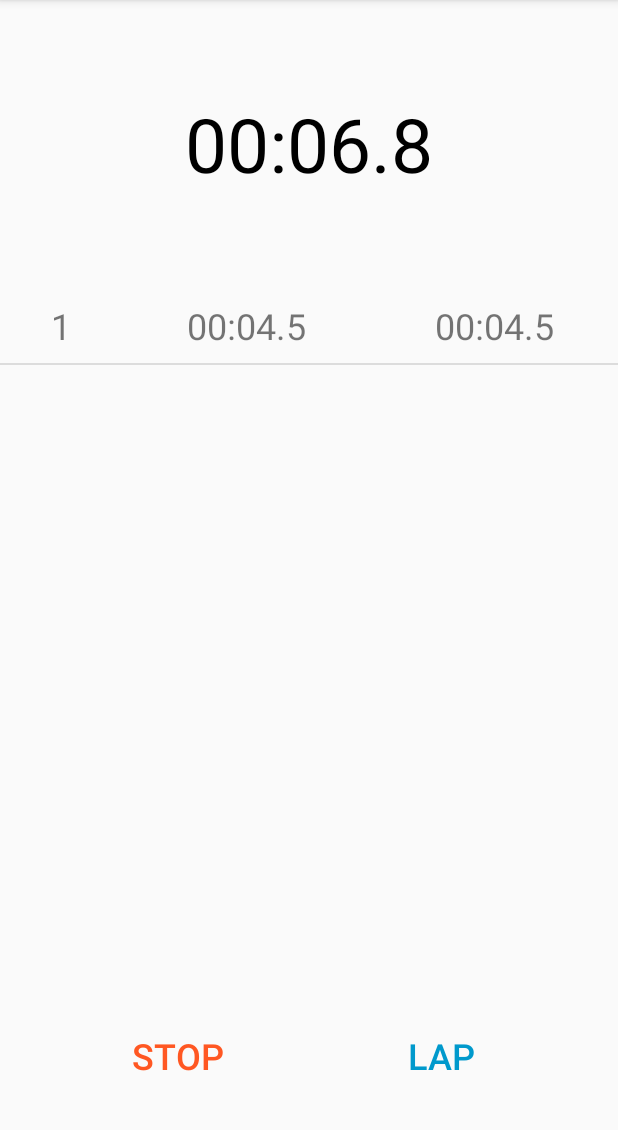
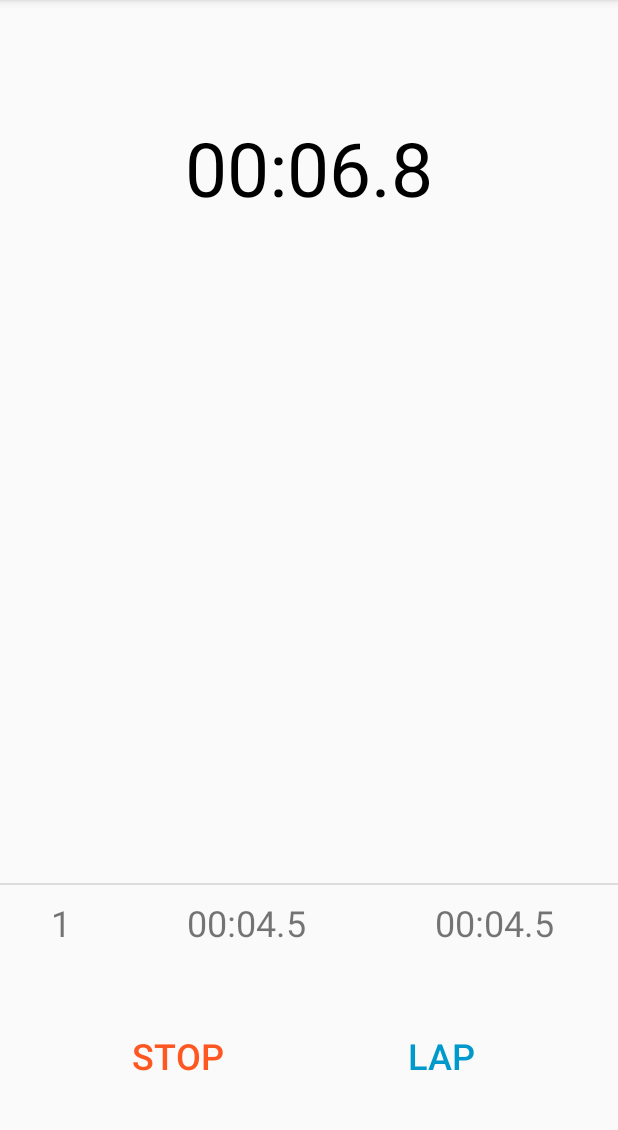
Before and after one commit to explorer-27/StopWatch, an Android app: the screen it shows after launch (MainActivity), after a tap on "LAP", on a phone screen of 412 x 824 dp, the part 84-1214 px from its top. Run offline under Robolectric (Android 15) with nearby library versions, the light colour scheme and no system bars.

Commit message:
Lap Time List Modified

```diff
--- a/app/src/main/java/com/example/ashu/stopwatch/Laps.java
+++ b/app/src/main/java/com/example/ashu/stopwatch/Laps.java
@@ -26,16 +26,4 @@ public class Laps {
     public String getLapTimeText() {
         return lapTimeText;
     }
-
-    public void setsNo(int sNo) {
-        this.sNo = sNo;
-    }
-
-    public void setTotalTime(String totalTime) {
-        this.totalTime = totalTime;
-    }
-
-    public void setLapTimeText(String lapTimeText) {
-        this.lapTimeText = lapTimeText;
-    }
 }
--- a/app/src/main/java/com/example/ashu/stopwatch/MainActivity.java
+++ b/app/src/main/java/com/example/ashu/stopwatch/MainActivity.java
@@ -5,6 +5,7 @@ import android.support.v7.app.AppCompatActivity;
 import android.os.Bundle;
 import android.view.View;
 import android.widget.Button;
+import android.widget.ImageView;
 import android.widget.ListView;
 import android.widget.TextView;
 import android.widget.Toast;
@@ -19,6 +20,7 @@ public class MainActivity extends AppCompatActivity {
 
     public static int previousMiliseconds,lapTime,sNo,miliseconds =0;boolean running;
     String totaltime ,lapTimeText="";
+    ImageView img;
 
     public static ListView listView;
     public LapsAdapter mLapsAdapter;
@@ -33,7 +35,7 @@ public class MainActivity extends AppCompatActivity {
         resetButton =findViewById(R.id.resetButton);
         resumeButton =findViewById(R.id.resumeButton);
         lapButton =findViewById(R.id.lapButton);
-
+        img=findViewById(R.id.imageView);
         listView =(ListView) findViewById(R.id.lapViews);
         mLapsData=new ArrayList<Laps>();
         mLapsAdapter=new LapsAdapter(this,mLapsData);
@@ -73,7 +75,7 @@ public class MainActivity extends AppCompatActivity {
         resetButton.setVisibility(View.INVISIBLE);
         resumeButton.setVisibility(View.INVISIBLE);
         startButton.setVisibility(View.VISIBLE);
-
+        img.setVisibility(View.VISIBLE);
         running=false;
         miliseconds =0;previousMiliseconds=0;sNo=0;
         mLapsData=new ArrayList<Laps>();
@@ -84,6 +86,7 @@ public class MainActivity extends AppCompatActivity {
 
 
     public void lapClicked(View view) {
+        img.setVisibility(View.GONE);
         if(previousMiliseconds==0){
             lapTime=miliseconds-previousMiliseconds-100;
             sNo=1;
--- a/app/src/main/res/layout/activity_main.xml
+++ b/app/src/main/res/layout/activity_main.xml
@@ -11,7 +11,7 @@
     <LinearLayout
         android:layout_width="match_parent"
         android:layout_height="0dp"
-        android:layout_weight="3"
+        android:layout_weight="3.5"
         android:gravity="center"
         android:orientation="vertical">
 
@@ -25,14 +25,30 @@
             android:textSize="50sp" />
     </LinearLayout>
 
-    <ListView
-        android:id="@+id/lapViews"
+
+    <LinearLayout
         android:layout_width="match_parent"
         android:layout_height="0dp"
-        android:layout_weight="7"
-        android:smoothScrollbar="false">
+        android:layout_weight="6.5">
 
-    </ListView>
+        <ListView
+            android:id="@+id/lapViews"
+            android:layout_width="match_parent"
+            android:layout_height="match_parent"
+            android:layout_weight="7"
+            android:smoothScrollbar="false"
+            android:stackFromBottom="true">
+
+        </ListView>
+
+        <ImageView
+            android:id="@+id/imageView"
+            android:layout_width="match_parent"
+            android:layout_height="match_parent"
+            android:background="@android:color/transparent"
+            app:srcCompat="@drawable/stopwatch" />
+
+    </LinearLayout>
 
     <LinearLayout
         android:layout_width="match_parent"
```
